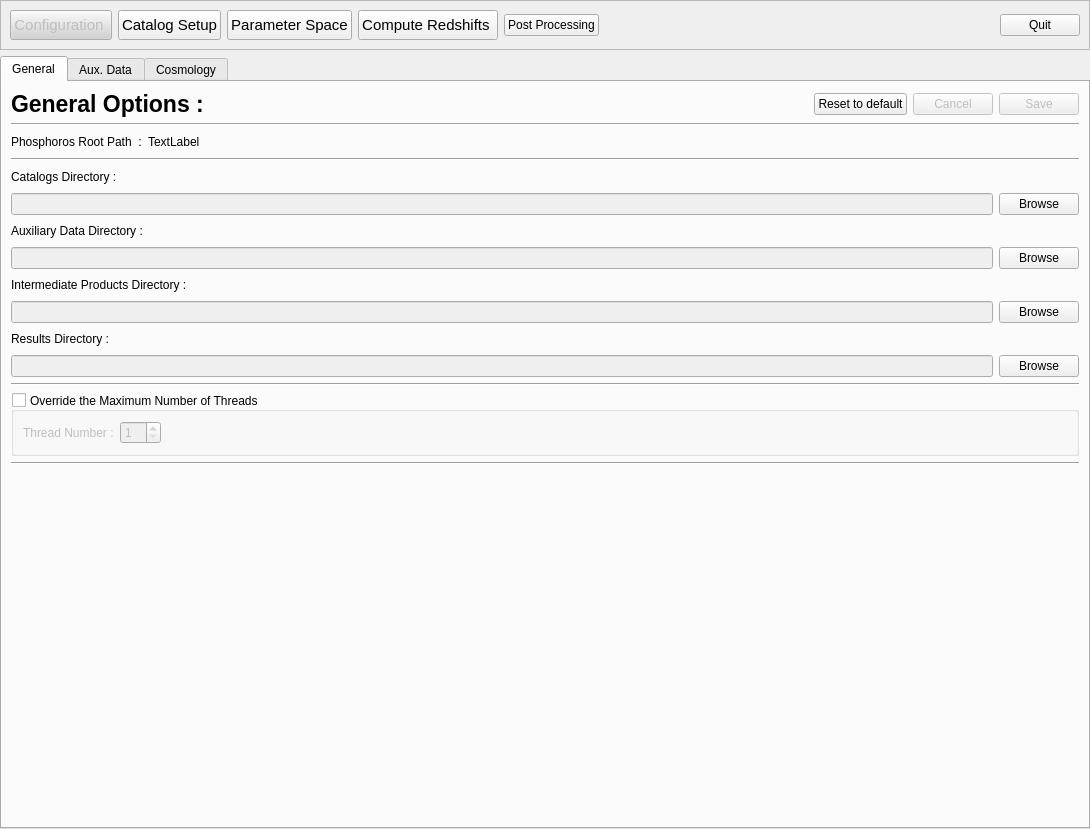
This is PhzQtUI/auxdir/PhzQtUI/FormConfiguration.ui in astrorama/Phosphoros as Qt 5 draws it before an edit. The edited form follows.
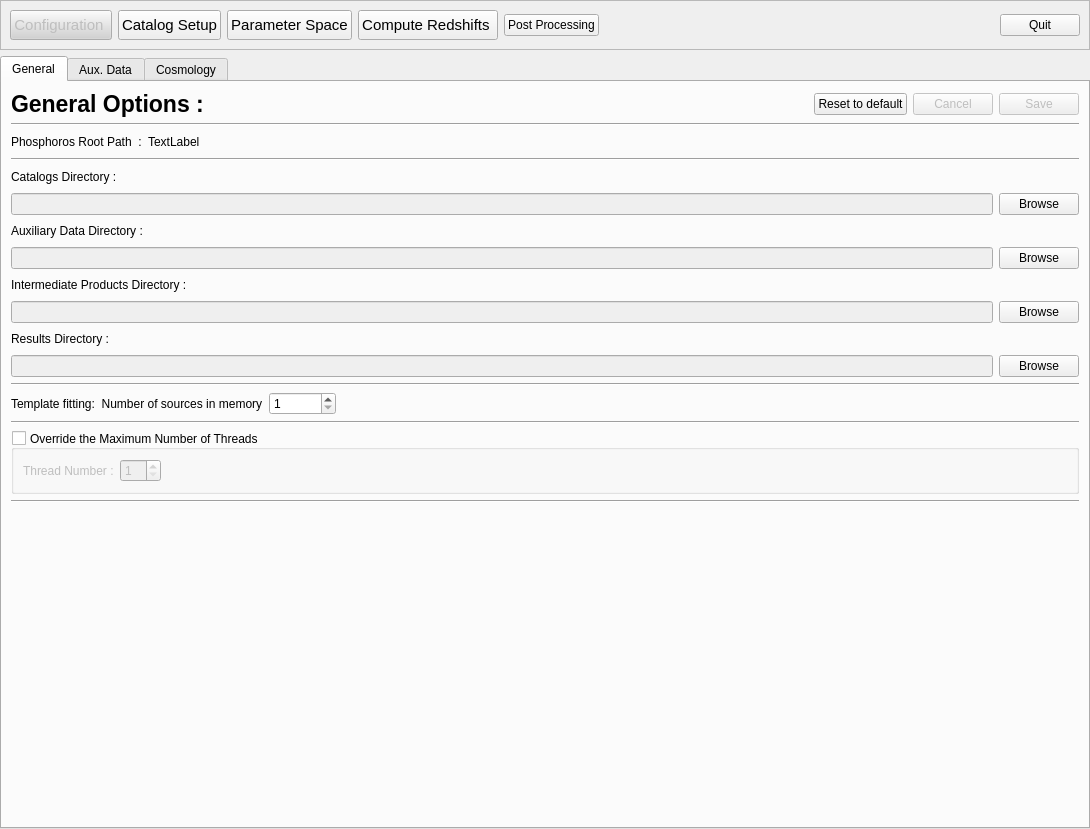
This is the edited form. Custom widgets are drawn as their Qt base class.

Commit message: Add the number of sources in memory in the GUI

Patch:
```diff
--- a/PhzQtUI/auxdir/PhzQtUI/FormConfiguration.ui
+++ b/PhzQtUI/auxdir/PhzQtUI/FormConfiguration.ui
@@ -455,6 +455,47 @@
          </property>
         </widget>
        </item>
+       <item>
+        <layout class="QHBoxLayout" name="horizontalLayout_5">
+         <item>
+          <widget class="QLabel" name="label_2">
+           <property name="text">
+            <string>Template fitting:  Number of sources in memory</string>
+           </property>
+          </widget>
+         </item>
+         <item>
+          <widget class="QSpinBox" name="sb_buffer">
+           <property name="minimum">
+            <number>1</number>
+           </property>
+           <property name="maximum">
+            <number>100000</number>
+           </property>
+          </widget>
+         </item>
+         <item>
+          <spacer name="horizontalSpacer_3">
+           <property name="orientation">
+            <enum>Qt::Horizontal</enum>
+           </property>
+           <property name="sizeHint" stdset="0">
+            <size>
+             <width>40</width>
+             <height>20</height>
+            </size>
+           </property>
+          </spacer>
+         </item>
+        </layout>
+       </item>
+       <item>
+        <widget class="Line" name="line_5">
+         <property name="orientation">
+          <enum>Qt::Horizontal</enum>
+         </property>
+        </widget>
+       </item>
        <item>
         <widget class="QGroupBox" name="gb_thread">
          <property name="enabled">
@@ -507,7 +548,7 @@
         </widget>
        </item>
        <item>
-        <widget class="Line" name="line_5">
+        <widget class="Line" name="line_7">
          <property name="orientation">
           <enum>Qt::Horizontal</enum>
          </property>
```
The commit also changes 7 other files.
